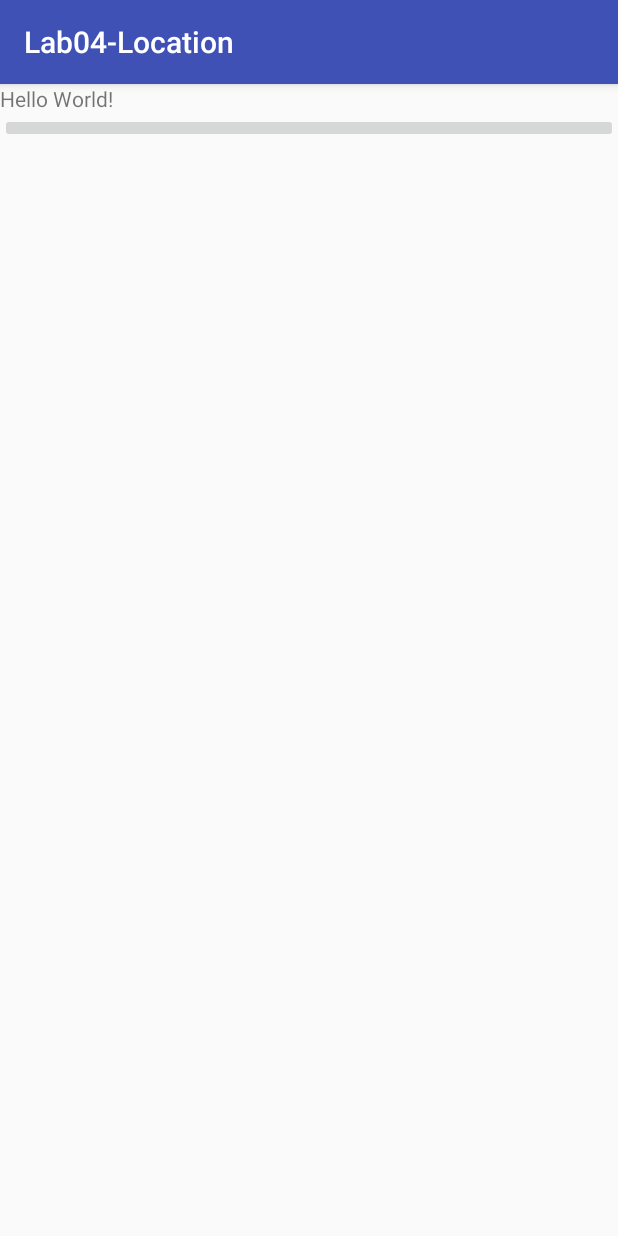
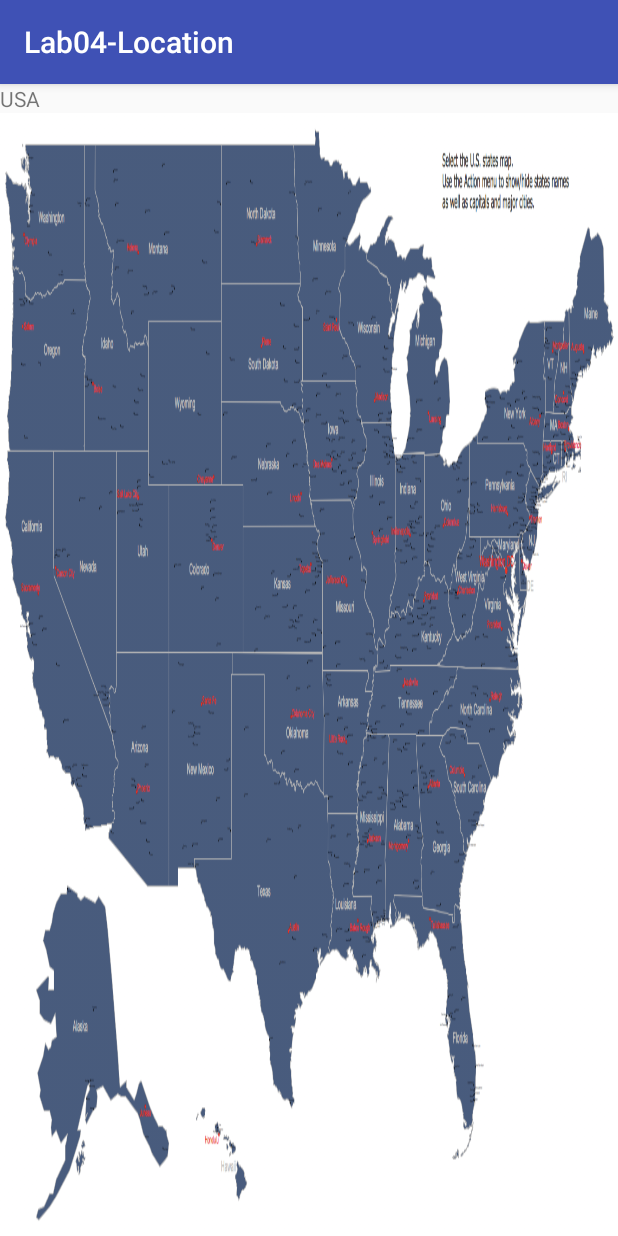
Before and after one commit to DenisLebedev/lab04-Location, an Android app: the screen it shows after launch (MainActivity), on a phone screen of 412 x 824 dp. Run offline under Robolectric (Android 15) with nearby library versions, the phone set to English and light mode, and no system bars.

Commit message:
Map choosed

```diff
--- a/app/src/main/res/layout/activity_main.xml
+++ b/app/src/main/res/layout/activity_main.xml
@@ -10,20 +10,19 @@
     <TextView
         android:layout_width="wrap_content"
         android:layout_height="wrap_content"
-        android:text="Hello World!"
+        android:text="@string/country"
         android:gravity="center"
         app:layout_constraintBottom_toBottomOf="parent"
         app:layout_constraintLeft_toLeftOf="parent"
         app:layout_constraintRight_toRightOf="parent"
         app:layout_constraintTop_toTopOf="parent" />
 
-    <LinearLayout
+
+
+    <ImageButton
+        android:background="@drawable/country"
+        android:id="@+id/imgBut"
         android:layout_width="match_parent"
-        android:layout_height="wrap_content">
-        <ImageButton
-            android:id="@+id/imgBut"
-            android:layout_width="match_parent"
-            android:layout_height="wrap_content" />
-    </LinearLayout>
+        android:layout_height="match_parent" />
 
 </LinearLayout>
```
Also changed, not shown: app/src/main/res/drawable-en/country.png (deleted), app/src/main/res/drawable/country.png.
